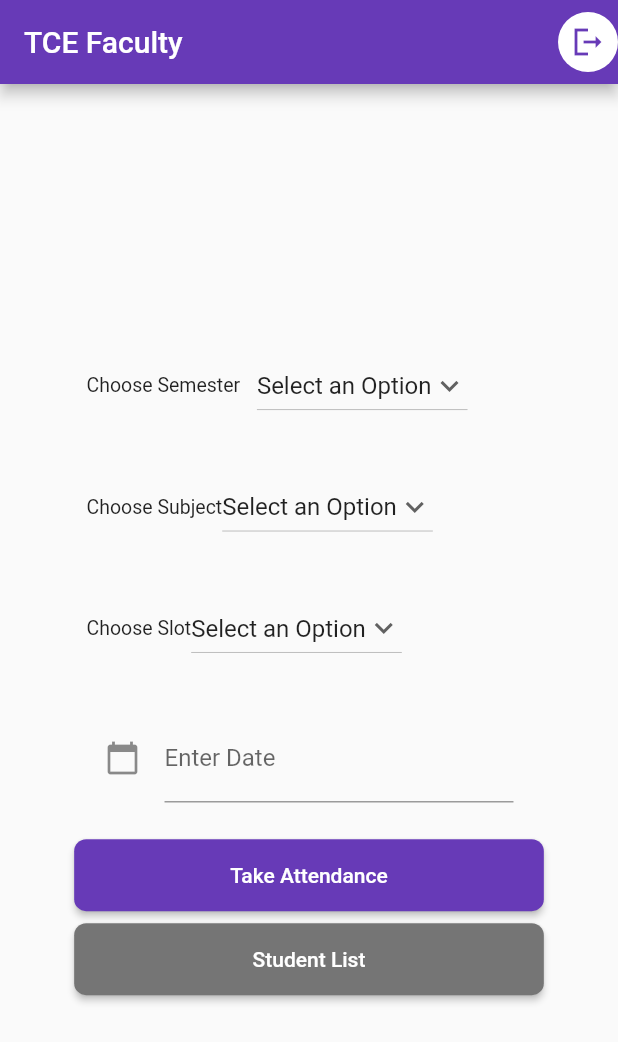
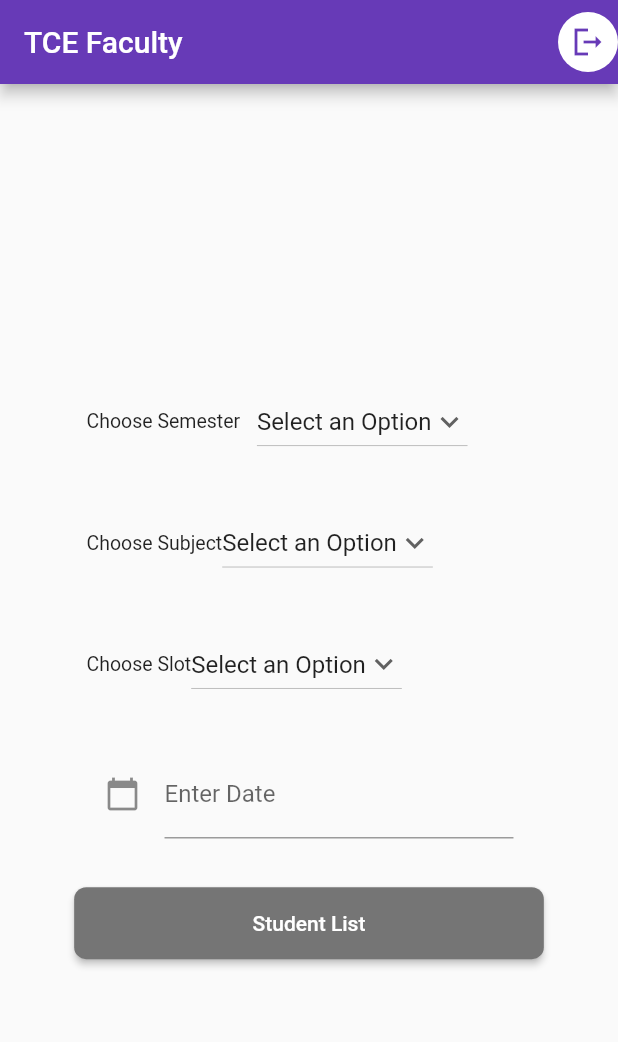
Before and after one commit to Sockalingam29/Bluetooth-Attendance-App-B-Tap, a Flutter app: the StaffHomePage screen opened by its route, on a phone screen of 412 x 824 dp. Shown: the top 1042 px of the screen. Run offline on Flutter 3.47's test engine with Material 2 defaults, Android fonts, the phone set to English and light mode, and no system bars; our stand-ins replace cloud_firestore, firebase_auth, firebase_core, get; missing offline and left inert: checkmark, nearby_connections; accounts and stored records are empty.

Commit message:
attendance can be taken only when date is today

```diff
--- a/lib/pages/staff_home.dart
+++ b/lib/pages/staff_home.dart
@@ -78,6 +78,9 @@ class _StaffHomePage extends State<StaffHomePage> {
   }
 
   Widget _takeAttendance() {
+    bool isToday =
+        dateController.text == DateFormat("dd-MM-yyyy").format(DateTime.now());
+    if (isToday) {
       return !isAdvertising
           ? SizedBox(
               width: double.infinity,
@@ -87,18 +90,22 @@ class _StaffHomePage extends State<StaffHomePage> {
                       backgroundColor: Colors.deepPurple,
                       shape: RoundedRectangleBorder(
                         borderRadius: BorderRadius.circular(8.0),
-                  ),
-                ),
+                      )),
                   child: const Text('Take Attendance'),
                   onPressed: () async {
+                    if (!isToday) {
+                      return;
+                    }
                     if (!await Nearby().askLocationPermission()) {
                       ScaffoldMessenger.of(context).showSnackBar(const SnackBar(
-                        content: Text("Location permissions not granted :(")));
+                          content:
+                              Text("Location permissions not granted :(")));
                     }
 
                     if (!await Nearby().enableLocationServices()) {
                       ScaffoldMessenger.of(context).showSnackBar(const SnackBar(
-                        content: Text("Enabling Location Service Failed :(")));
+                          content:
+                              Text("Enabling Location Service Failed :(")));
                     }
 
                     if (!await Nearby().checkBluetoothPermission()) {
@@ -109,9 +116,10 @@ class _StaffHomePage extends State<StaffHomePage> {
 
                     if (semesterChoosen != "Select an Option" &&
                         subjectChoosen != "Select an Option" &&
-                      slotChoosen != "Select an Option" ) {
+                        slotChoosen != "Select an Option") {
                       try {
-                      userName = "TCE_Faculty $semesterChoosen $subjectChoosen $slotChoosen";
+                        userName =
+                            "TCE_Faculty $semesterChoosen $subjectChoosen $slotChoosen";
                         bool a = await Nearby().startAdvertising(
                           userName,
                           strategy,
@@ -165,6 +173,9 @@ class _StaffHomePage extends State<StaffHomePage> {
                   },
                   child: const Text('Stop Attendance')),
             );
+    } else {
+      return Container();
+    }
   }
 
   @override
@@ -245,9 +256,7 @@ class _StaffHomePage extends State<StaffHomePage> {
                   horizontal: MediaQuery.of(context).size.height * 0.01),
               child: Row(
                 children: [
-
                   const Text('Choose Subject', style: TextStyle(fontSize: 13)),
-
                   DropdownButton(
                     value: subjectChoosen, // Initial Value
                     icon: const Icon(
```
Lines whose indentation alone changed are shown as unchanged.
